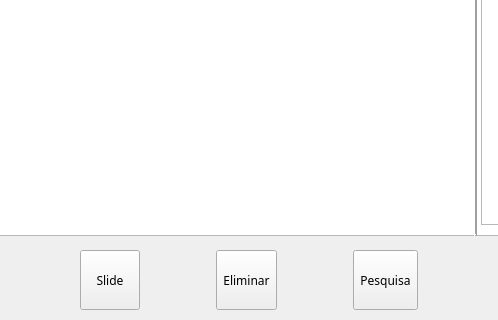
Old version of the form mainwindow.ui in the repository LACF-MIEEC/ES-PicViewer; both pictures show x 217 to 715 and y 450 to 770 of the 1025 by 770 pixel window.
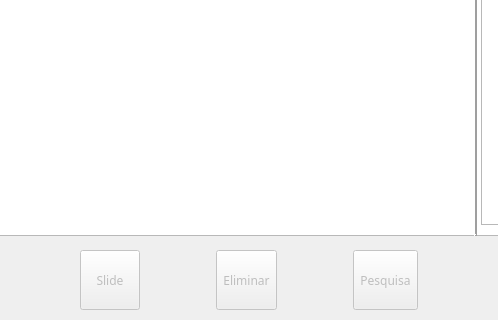
New version of the form.

The edit to the form file:
```diff
--- a/mainwindow.ui
+++ b/mainwindow.ui
@@ -370,6 +370,9 @@
            <layout class="QHBoxLayout" name="horizontalLayout_2">
             <item>
              <widget class="QToolButton" name="SlideDisp">
+              <property name="enabled">
+               <bool>false</bool>
+              </property>
               <property name="minimumSize">
                <size>
                 <width>60</width>
@@ -383,6 +386,9 @@
             </item>
             <item>
              <widget class="QToolButton" name="Delete">
+              <property name="enabled">
+               <bool>false</bool>
+              </property>
               <property name="minimumSize">
                <size>
                 <width>60</width>
@@ -396,6 +402,9 @@
             </item>
             <item>
              <widget class="QToolButton" name="Search">
+              <property name="enabled">
+               <bool>false</bool>
+              </property>
               <property name="minimumSize">
                <size>
                 <width>60</width>
```
Left out of the diff: 6 changed lines with no effect on the pictures.
